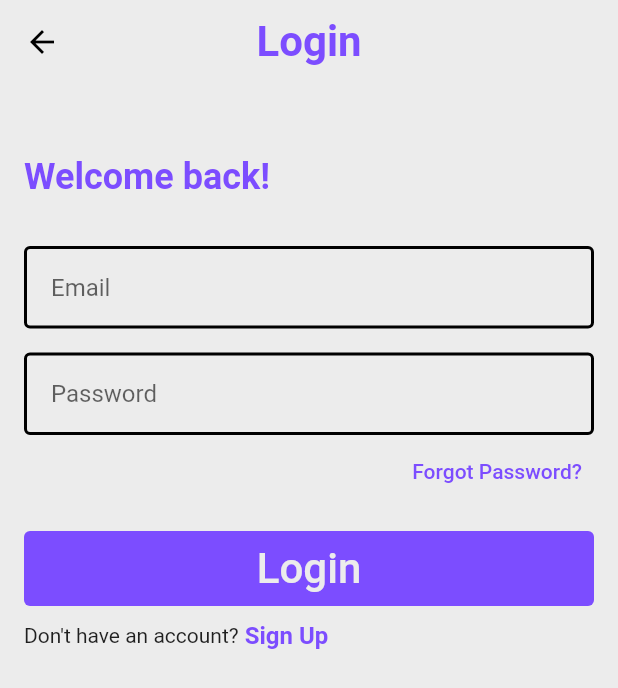
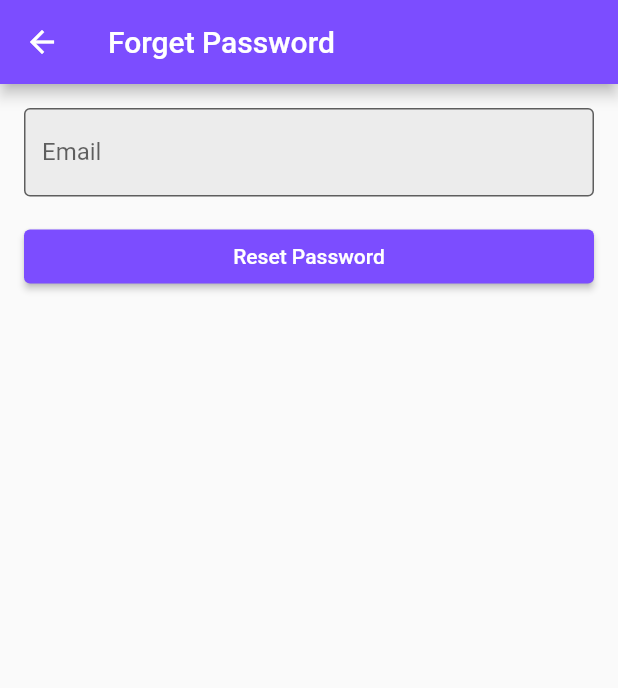
Before and after one commit to AhmedAmgad28/Uni-Hub, a Flutter app: the LoginPage screen opened by its route, after a tap on "Forgot Password?", on a phone screen of 412 x 824 dp. Shown: the top 688 px of the screen. Run offline on Flutter 3.47's test engine with Material 2 defaults, Android fonts, the phone set to English and light mode, and no system bars; our stand-ins replace flutter_secure_storage, image_picker; accounts and stored records are empty; network calls fail.

Commit message:
forgot_password_page

```diff
--- /dev/null
+++ b/lib/pages/forgot_password_page.dart
@@ -0,0 +1,75 @@
+import 'package:flutter/material.dart';
+import '../helper/constants.dart';
+import '../services/forget_password.dart';
+
+class ForgetPasswordScreen extends StatelessWidget {
+  final _emailController = TextEditingController();
+
+  // ignore: use_key_in_widget_constructors
+  ForgetPasswordScreen({Key? key});
+
+  void _sendResetPasswordRequest(BuildContext context) async {
+    final email = _emailController.text.trim();
+    if (email.isEmpty) {
+      // Show error message if email is empty
+      ScaffoldMessenger.of(context).showSnackBar(
+        const SnackBar(content: Text('Please enter your email')),
+      );
+      return;
+    }
+
+    try {
+      // Send password reset request
+      await forgotPassword(email);
+
+      // Show success message and navigate back to login screen
+      // ignore: use_build_context_synchronously
+      ScaffoldMessenger.of(context).showSnackBar(
+        SnackBar(content: Text('Password reset link sent to $email')),
+      );
+      // ignore: use_build_context_synchronously
+      Navigator.of(context).pop();
+    } catch (e) {
+      // Handle error
+      ScaffoldMessenger.of(context).showSnackBar(
+        SnackBar(content: Text(e.toString())),
+      );
+    }
+  }
+
+  @override
+  Widget build(BuildContext context) {
+    return Scaffold(
+      appBar: AppBar(
+        title: const Text('Forget Password'),
+        backgroundColor: kPrimaryColor,
+      ),
+      body: Padding(
+        padding: const EdgeInsets.all(16),
+        child: Column(
+          crossAxisAlignment: CrossAxisAlignment.stretch,
+          children: [
+            TextField(
+              controller: _emailController,
+              keyboardType: TextInputType.emailAddress,
+              decoration: const InputDecoration(
+                labelText: 'Email',
+                border: OutlineInputBorder(),
+                filled: true,
+                fillColor: kBackgroundColor,
+              ),
+            ),
+            const SizedBox(height: 16),
+            ElevatedButton(
+              onPressed: () => _sendResetPasswordRequest(context),
+              style: ElevatedButton.styleFrom(
+                foregroundColor: Colors.white, backgroundColor: kPrimaryColor,
+              ),
+              child: const Text('Reset Password'),
+            ),
+          ],
+        ),
+      ),
+    );
+  }
+}
--- a/lib/pages/login_page.dart
+++ b/lib/pages/login_page.dart
@@ -5,6 +5,8 @@ import 'package:project_v2/pages/register_page.dart';
 import 'package:project_v2/services/login_service.dart';
 import 'package:project_v2/widgets/custom_button.dart';
 import 'package:project_v2/widgets/custom_textfield.dart';
+
+import 'forgot_password_page.dart';
 
 // ignore: must_be_immutable
 class LoginPage extends StatelessWidget {
@@ -43,7 +45,7 @@ class LoginPage extends StatelessWidget {
             'Welcome back!',
             style: TextStyle(
               color: kPrimaryColor,
-             fontSize: 24,
+              fontSize: 24,
               fontWeight: FontWeight.bold,
             ),
           ),
@@ -66,13 +68,17 @@ class LoginPage extends StatelessWidget {
             },
             obscureText: true,
           ),
-
           Row(
             mainAxisAlignment: MainAxisAlignment.end,
             children: [
               TextButton(
                 onPressed: () {
-                  // Navigate to the Forgot Password page
+                  Navigator.push(
+                              context,
+                              MaterialPageRoute(
+                                builder: (context) => ForgetPasswordScreen(),
+                              ),
+                            );
                 },
                 child: const Text(
                   'Forgot Password?',
```
Also changed, not shown: lib/services/forget_password.dart (added, +21 -0 lines).
